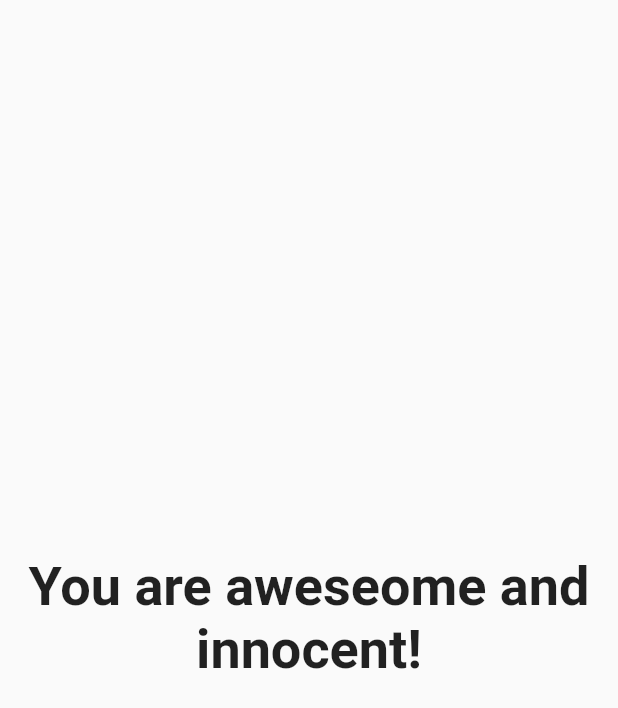
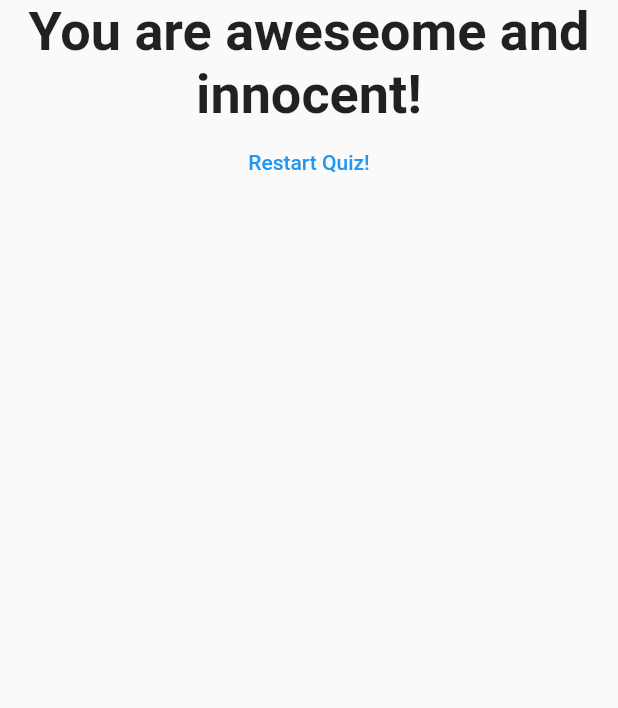
Before and after one commit to Akmalismail/udemy-flutter, a Flutter app: the Result widget shown alone on an empty page, opened directly with empty values, on a phone screen of 412 x 824 dp. Shown: the top 708 px of the screen. Run offline on Flutter 3.47's test engine with Material 2 defaults, Android fonts, the phone set to English and light mode, and no system bars.

Commit message:
54. Resetting the Quiz

```diff
--- a/lib/result.dart
+++ b/lib/result.dart
@@ -2,8 +2,9 @@ import 'package:flutter/material.dart';
 
 class Result extends StatelessWidget {
   final int resultScore;
+  final Function resetQuiz;
 
-  const Result({this.resultScore});
+  const Result({this.resultScore, this.resetQuiz});
 
   String get resultPhrase {
     String resultText;
@@ -24,13 +25,21 @@ class Result extends StatelessWidget {
   @override
   Widget build(BuildContext context) {
     return Center(
-        child: Text(
+        child: Column(
+      children: [
+        Text(
           resultPhrase,
           style: TextStyle(
             fontSize: 36,
             fontWeight: FontWeight.bold,
           ),
           textAlign: TextAlign.center,
+        ),
+        TextButton(
+          onPressed: resetQuiz,
+          child: Text('Restart Quiz!'),
+        )
+      ],
     ));
   }
 }
```
Also changed, not shown: lib/main.dart (+8 -0 lines). Lines whose indentation alone changed are shown as unchanged.
